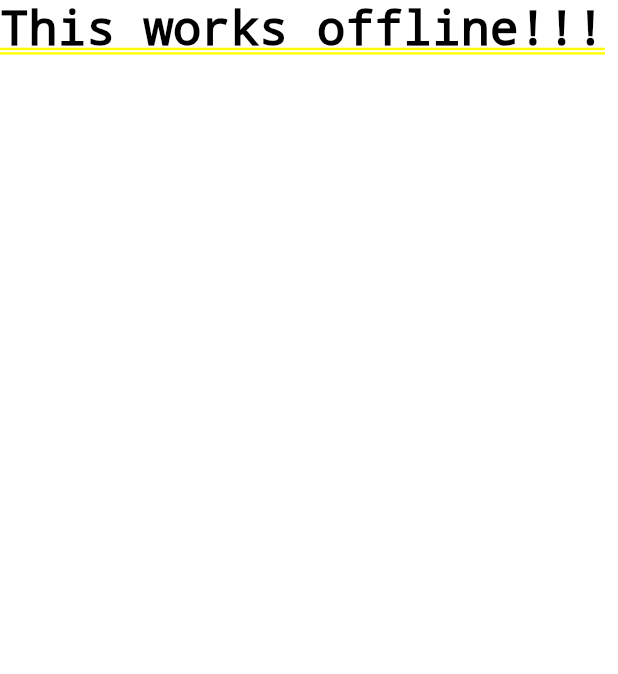
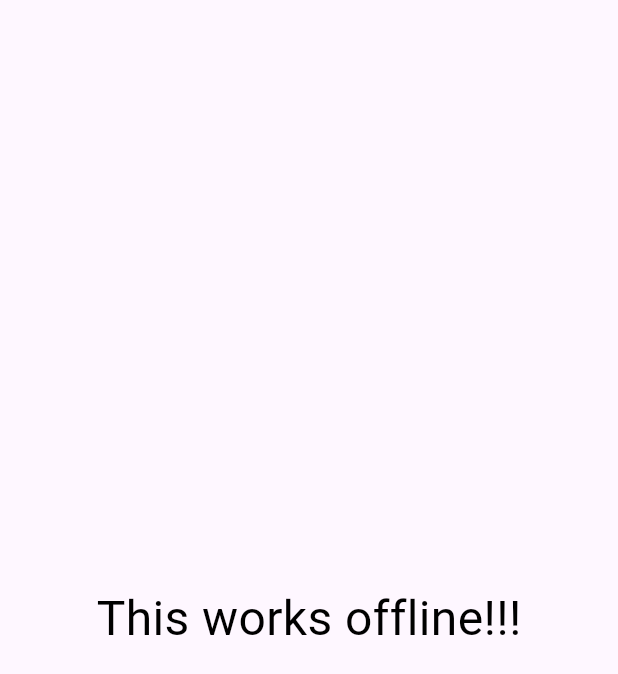
Before and after one commit to gonzalez-nunez-uriel/myofflinecalc, a Flutter app: the screen it shows after launch, on a phone screen of 412 x 824 dp. Shown: the top 674 px of the screen. Run offline on Flutter 3.47's test engine with Material 3 defaults, Android fonts, the phone set to English and light mode, and no system bars.

Commit message:
Redo for proper indents
I redid my work to let the IDE guide me with the indentation. The
code looks better now.

So the million dollar question. How does the Text widget get the
info that the direction is from left to right?

I looked into the src using Ctrl + click to open the file. It is
surprisingly simple, but I still struggle to understand the
convention for constructors. They are too terse. I will get used
to it. Anyway. I looked at the top of the file before finding the
Text Widget. The top class is DefaultTextStyle which extends InheritedTheme.
I was expecting this default widget to be a stateless widget. The fact that
it isn't means that Text defers to it at some point.

Sure enough, the first line of the `build` method of the `Text` widget is:
`final DefaultTextStyle defaultTextStyle = DefaultTextStyle.of(context);` but also
`Widget result = RichText(textAlign: textAlign ?? defaultTextStyle.textAlign ?? TextAlign.start, ...`
Oh wait nevermind. It is probably this one
`textDirection: textDirection, // RichText uses Directionality.of to obtain a default if this is null.`

The point is that the code is surprisingly readable and I need to review constructors.

```diff
--- a/lib/main.dart
+++ b/lib/main.dart
@@ -11,12 +11,17 @@ class MyApp extends StatelessWidget {
   Widget build(BuildContext context) {
     return const MaterialApp(
       title: 'Offline Material App',
-      home: Text('This works offline!!!',
-              style: TextStyle(
-                fontSize: 32,
-                color: Colors.black
-              )
+      home: Scaffold(
+        body: Center(
+          child: Text(
+            'This works offline!!!',
+            style: TextStyle(
+              fontSize: 32,
+              color: Colors.black
             ),
+          ),
+        ),
+      ),
     );
   }
 }
```
